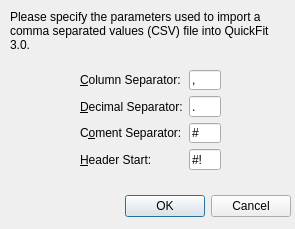
jkriege2/QuickFit3, file plugins/fcs/dlg_csvparameters.ui: the form before one commit.
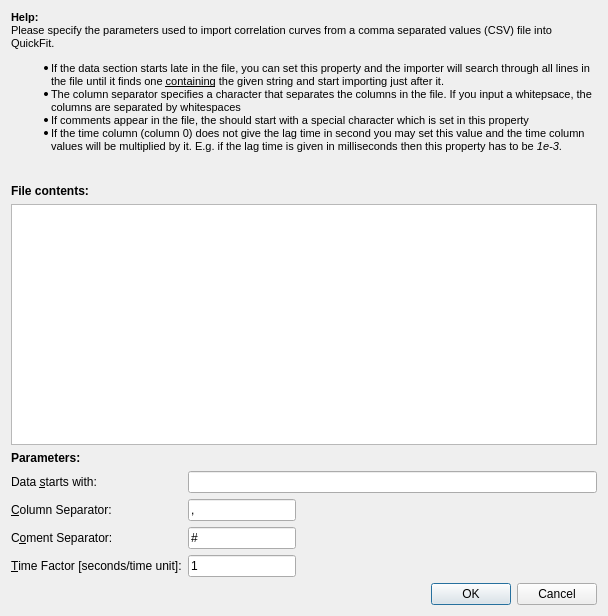
The form after the commit.

Commit message: QuickFit3/FCS Raw Data Plugin:   - added support for ISS Alba file import   - improved CSV import (CSV settings dialog)

```diff
--- a/plugins/fcs/dlg_csvparameters.ui
+++ b/plugins/fcs/dlg_csvparameters.ui
@@ -6,56 +6,90 @@
    <rect>
     <x>0</x>
     <y>0</y>
-    <width>295</width>
-    <height>229</height>
+    <width>608</width>
+    <height>616</height>
    </rect>
   </property>
+  <property name="sizePolicy">
+   <sizepolicy hsizetype="Fixed" vsizetype="Fixed">
+    <horstretch>0</horstretch>
+    <verstretch>0</verstretch>
+   </sizepolicy>
+  </property>
   <property name="windowTitle">
    <string>CSV Import Properties</string>
   </property>
-  <widget class="QDialogButtonBox" name="buttonBox">
-   <property name="geometry">
-    <rect>
-     <x>80</x>
-     <y>190</y>
-     <width>211</width>
-     <height>32</height>
-    </rect>
-   </property>
-   <property name="orientation">
-    <enum>Qt::Horizontal</enum>
-   </property>
-   <property name="standardButtons">
-    <set>QDialogButtonBox::Cancel|QDialogButtonBox::Ok</set>
-   </property>
-  </widget>
+  <property name="modal">
+   <bool>true</bool>
+  </property>
+  <layout class="QVBoxLayout" name="verticalLayout">
+   <item>
   <widget class="QLabel" name="label_5">
-   <property name="geometry">
-    <rect>
-     <x>10</x>
-     <y>10</y>
-     <width>271</width>
-     <height>41</height>
-    </rect>
-   </property>
    <property name="text">
-    <string>Please specify the parameters used to import a comma separated values (CSV) file into QuickFit 3.0.</string>
+      <string>&lt;!DOCTYPE HTML PUBLIC &quot;-//W3C//DTD HTML 4.0//EN&quot; &quot;http://www.w3.org/TR/REC-html40/strict.dtd&quot;&gt;
+&lt;html&gt;&lt;head&gt;&lt;meta name=&quot;qrichtext&quot; content=&quot;1&quot; /&gt;&lt;style type=&quot;text/css&quot;&gt;
+p, li { white-space: pre-wrap; }
+&lt;/style&gt;&lt;/head&gt;&lt;body style=&quot; font-family:'MS Shell Dlg 2'; font-size:8.25pt; font-weight:400; font-style:normal;&quot;&gt;
+&lt;p style=&quot; margin-top:0px; margin-bottom:0px; margin-left:0px; margin-right:0px; -qt-block-indent:0; text-indent:0px;&quot;&gt;&lt;span style=&quot; font-size:8pt; font-weight:600;&quot;&gt;Help:&lt;/span&gt;&lt;/p&gt;
+&lt;p style=&quot; margin-top:0px; margin-bottom:0px; margin-left:0px; margin-right:0px; -qt-block-indent:0; text-indent:0px;&quot;&gt;&lt;span style=&quot; font-size:8pt;&quot;&gt;Please specify the parameters used to import correlation curves from a comma separated values (CSV) file into QuickFit.&lt;/span&gt;&lt;/p&gt;
+&lt;ul style=&quot;margin-top: 0px; margin-bottom: 0px; margin-left: 0px; margin-right: 0px; -qt-list-indent: 1;&quot;&gt;&lt;li style=&quot; font-size:8pt;&quot; style=&quot; margin-top:12px; margin-bottom:0px; margin-left:0px; margin-right:0px; -qt-block-indent:0; text-indent:0px;&quot;&gt;If the data section starts late in the file, you can set this property and the importer will search through all lines in the file until it finds one &lt;span style=&quot; text-decoration: underline;&quot;&gt;containing&lt;/span&gt; the given string and start importing just after it.&lt;/li&gt;
+&lt;li style=&quot; font-size:8pt;&quot; style=&quot; margin-top:0px; margin-bottom:0px; margin-left:0px; margin-right:0px; -qt-block-indent:0; text-indent:0px;&quot;&gt;The column separator specifies a character that separates the columns in the file. If you input a whitepsace, the columns are separated by whitespaces&lt;/li&gt;
+&lt;li style=&quot; font-size:8pt;&quot; style=&quot; margin-top:0px; margin-bottom:0px; margin-left:0px; margin-right:0px; -qt-block-indent:0; text-indent:0px;&quot;&gt;If comments appear in the file, the should start with a special character which is set in this property&lt;/li&gt;
+&lt;li style=&quot; font-size:8pt;&quot; style=&quot; margin-top:0px; margin-bottom:12px; margin-left:0px; margin-right:0px; -qt-block-indent:0; text-indent:0px;&quot;&gt;If the time column (column 0) does not give the lag time in second you may set this value and the time column values will be multiplied by it. E.g. if the lag time is given in milliseconds then this property has to be &lt;span style=&quot; font-style:italic;&quot;&gt;1e-3&lt;/span&gt;.&lt;/li&gt;&lt;/ul&gt;
+&lt;p style=&quot;-qt-paragraph-type:empty; margin-top:0px; margin-bottom:0px; margin-left:0px; margin-right:0px; -qt-block-indent:0; text-indent:0px; font-size:8pt;&quot;&gt;&lt;/p&gt;&lt;/body&gt;&lt;/html&gt;</string>
    </property>
    <property name="wordWrap">
     <bool>true</bool>
    </property>
   </widget>
-  <widget class="QWidget" name="">
-   <property name="geometry">
-    <rect>
-     <x>80</x>
-     <y>70</y>
-     <width>141</width>
-     <height>100</height>
-    </rect>
-   </property>
+   </item>
+   <item>
+    <widget class="QLabel" name="label_7">
+     <property name="font">
+      <font>
+       <weight>75</weight>
+       <bold>true</bold>
+      </font>
+     </property>
+     <property name="text">
+      <string>File contents:</string>
+     </property>
+    </widget>
+   </item>
+   <item>
+    <widget class="QPlainTextEdit" name="txtContents">
+     <property name="font">
+      <font>
+       <pointsize>7</pointsize>
+      </font>
+     </property>
+     <property name="readOnly">
+      <bool>true</bool>
+     </property>
+     <property name="backgroundVisible">
+      <bool>false</bool>
+     </property>
+    </widget>
+   </item>
+   <item>
+    <widget class="QLabel" name="label_6">
+     <property name="font">
+      <font>
+       <weight>75</weight>
+       <bold>true</bold>
+      </font>
+     </property>
+     <property name="text">
+      <string>Parameters:</string>
+     </property>
+    </widget>
+   </item>
+   <item>
    <layout class="QFormLayout" name="formLayout">
-    <item row="0" column="0">
+     <property name="fieldGrowthPolicy">
+      <enum>QFormLayout::ExpandingFieldsGrow</enum>
+     </property>
+     <item row="2" column="0">
      <widget class="QLabel" name="label">
       <property name="text">
        <string>&amp;Column Separator:</string>
@@ -65,8 +99,14 @@
       </property>
      </widget>
     </item>
-    <item row="0" column="1">
+     <item row="2" column="1">
      <widget class="QLineEdit" name="edtColumn">
+       <property name="sizePolicy">
+        <sizepolicy hsizetype="Fixed" vsizetype="Fixed">
+         <horstretch>0</horstretch>
+         <verstretch>0</verstretch>
+        </sizepolicy>
+       </property>
       <property name="text">
        <string>,</string>
       </property>
@@ -75,27 +115,7 @@
       </property>
      </widget>
     </item>
-    <item row="1" column="0">
-     <widget class="QLabel" name="label_2">
-      <property name="text">
-       <string>&amp;Decimal Separator:</string>
-      </property>
-      <property name="buddy">
-       <cstring>edtDecimal</cstring>
-      </property>
-     </widget>
-    </item>
-    <item row="1" column="1">
-     <widget class="QLineEdit" name="edtDecimal">
-      <property name="text">
-       <string>.</string>
-      </property>
-      <property name="maxLength">
-       <number>1</number>
-      </property>
-     </widget>
-    </item>
-    <item row="2" column="0">
+     <item row="3" column="0">
      <widget class="QLabel" name="label_3">
       <property name="text">
        <string>C&amp;oment Separator:</string>
@@ -105,8 +125,14 @@
       </property>
      </widget>
     </item>
-    <item row="2" column="1">
+     <item row="3" column="1">
      <widget class="QLineEdit" name="edtComment">
+       <property name="sizePolicy">
+        <sizepolicy hsizetype="Fixed" vsizetype="Fixed">
+         <horstretch>0</horstretch>
+         <verstretch>0</verstretch>
+        </sizepolicy>
+       </property>
       <property name="text">
        <string>#</string>
       </property>
@@ -115,28 +141,55 @@
       </property>
      </widget>
     </item>
-    <item row="3" column="0">
+     <item row="4" column="0">
      <widget class="QLabel" name="label_4">
       <property name="text">
-       <string>&amp;Header Start:</string>
+        <string>&amp;Time Factor [seconds/time unit]:</string>
       </property>
       <property name="buddy">
-       <cstring>edtHeader</cstring>
+        <cstring>edtTimefactor</cstring>
       </property>
      </widget>
     </item>
-    <item row="3" column="1">
-     <widget class="QLineEdit" name="edtHeader">
+     <item row="4" column="1">
+      <widget class="QLineEdit" name="edtTimefactor">
+       <property name="sizePolicy">
+        <sizepolicy hsizetype="Fixed" vsizetype="Fixed">
+         <horstretch>0</horstretch>
+         <verstretch>0</verstretch>
+        </sizepolicy>
+       </property>
       <property name="text">
-       <string>#!</string>
-      </property>
-      <property name="maxLength">
-       <number>100</number>
-      </property>
-     </widget>
-    </item>
-   </layout>
-  </widget>
+        <string>1</string>
+       </property>
+      </widget>
+     </item>
+     <item row="1" column="0">
+      <widget class="QLabel" name="label_2">
+       <property name="text">
+        <string>Data &amp;starts with:</string>
+       </property>
+       <property name="buddy">
+        <cstring>edtStartswith</cstring>
+       </property>
+      </widget>
+     </item>
+     <item row="1" column="1">
+      <widget class="QLineEdit" name="edtStartswith"/>
+     </item>
+    </layout>
+   </item>
+   <item>
+    <widget class="QDialogButtonBox" name="buttonBox">
+     <property name="orientation">
+      <enum>Qt::Horizontal</enum>
+     </property>
+     <property name="standardButtons">
+      <set>QDialogButtonBox::Cancel|QDialogButtonBox::Ok</set>
+     </property>
+    </widget>
+   </item>
+  </layout>
  </widget>
  <resources/>
  <connections>
```
Left out of the diff: 17 changed lines with no effect on the pictures. Lines whose indentation alone changed are shown as unchanged. The commit also changes 6 other files.
